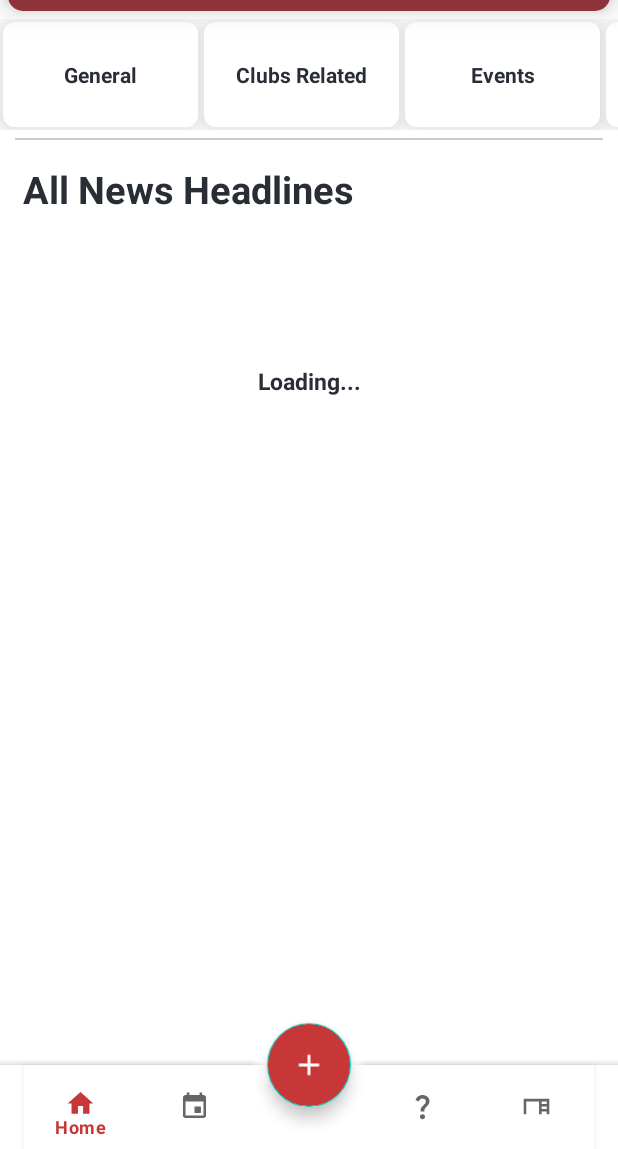
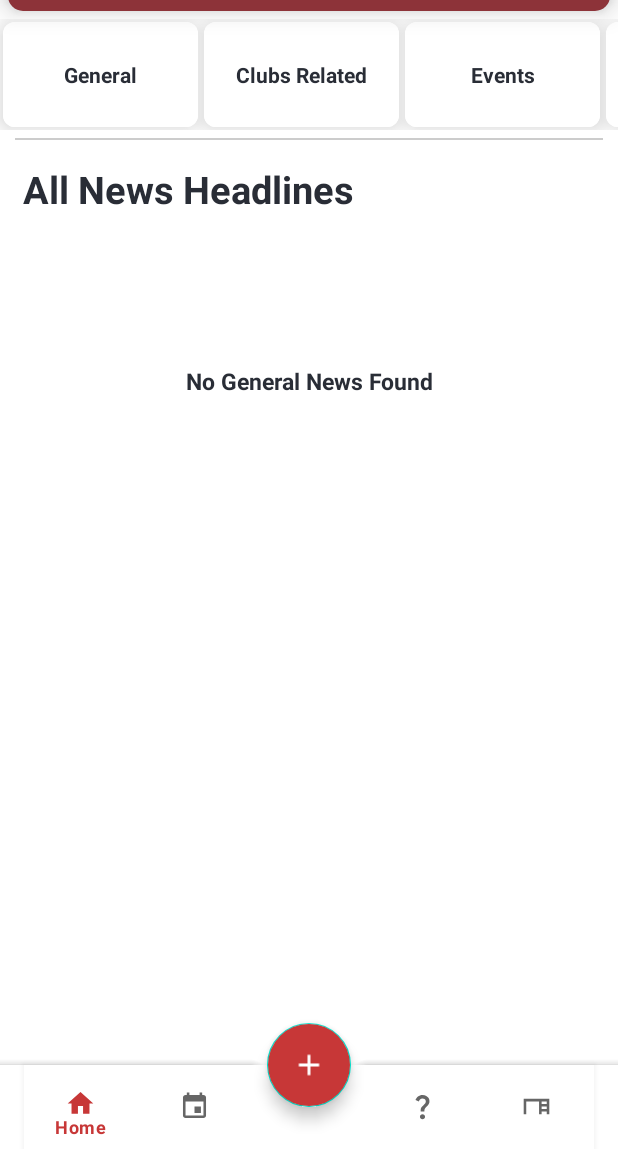
Before and after one commit to ChiragAgg5k/bu-news-android, an Android app: the screen it shows after launch once a user with an empty profile is signed in (DashboardActivity), on a phone screen of 412 x 824 dp, the part 87-1236 px from its top. Run offline under Robolectric (Android 15) with nearby library versions, the phone set to English and light mode, and no system bars; our stand-ins replace Firebase (no records; nobody signed in at launch, a user with empty details on screens opened directly), Picasso; libraries missing offline, so code that uses them is left out: com.daimajia.androidanimations; pictures from the network do not load.

Commit message:
fixed a major bug

```diff
--- a/app/build.gradle
+++ b/app/build.gradle
@@ -43,8 +43,9 @@ dependencies {
     implementation 'com.google.firebase:firebase-database' // Firebase Realtime Database
     implementation 'com.google.firebase:firebase-storage' // Firebase Storage
     implementation 'de.hdodenhof:circleimageview:3.1.0'// Circle Image View
-    implementation 'com.daimajia.androidanimations:library:2.4@aar' // Yo Yo animation
+    implementation 'com.daimajia.androidanimations:library:2.4@aar' // Yo Yo animations
     implementation 'com.squareup.picasso:picasso:2.71828' // Picasso
+    implementation "androidx.swiperefreshlayout:swiperefreshlayout:1.1.0" // Swipe Refresh Layout
     testImplementation 'junit:junit:4.13.2' // JUnit
     androidTestImplementation 'androidx.test.ext:junit:1.1.5' // JUnit
     androidTestImplementation 'androidx.test.espresso:espresso-core:3.5.1' // Espresso
--- a/app/src/main/java/com/chiragagg5k/bu_news_android/CategoriesRvAdaptor.java
+++ b/app/src/main/java/com/chiragagg5k/bu_news_android/CategoriesRvAdaptor.java
@@ -1,5 +1,6 @@
 package com.chiragagg5k.bu_news_android;
 
+import android.graphics.Color;
 import android.view.LayoutInflater;
 import android.view.View;
 import android.view.ViewGroup;
@@ -57,18 +58,21 @@ public class CategoriesRvAdaptor extends RecyclerView.Adapter<CategoriesRvAdapto
 
                     this.fragment = new GeneralNewsFragment();
                     break;
+
                 case 1:
                     if (this.fragment instanceof ClubsRelatedFragment)
                         return;
 
                     this.fragment = new ClubsRelatedFragment();
                     break;
+
                 case 2:
                     if (this.fragment instanceof EventsNewsFragment)
                         return;
 
                     this.fragment = new EventsNewsFragment();
                     break;
+
                 case 3:
                     if (this.fragment instanceof SportsNewsFragment)
                         return;
--- a/app/src/main/java/com/chiragagg5k/bu_news_android/GeneralNewsFragment.java
+++ b/app/src/main/java/com/chiragagg5k/bu_news_android/GeneralNewsFragment.java
@@ -1,9 +1,11 @@
 package com.chiragagg5k.bu_news_android;
 
 import android.os.Bundle;
+import android.os.Handler;
 import android.view.LayoutInflater;
 import android.view.View;
 import android.view.ViewGroup;
+import android.widget.TextView;
 import android.widget.Toast;
 
 import androidx.annotation.NonNull;
@@ -11,23 +13,29 @@ import androidx.annotation.Nullable;
 import androidx.fragment.app.Fragment;
 import androidx.recyclerview.widget.LinearLayoutManager;
 import androidx.recyclerview.widget.RecyclerView;
+import androidx.swiperefreshlayout.widget.SwipeRefreshLayout;
 
+import com.google.android.material.snackbar.Snackbar;
 import com.google.firebase.database.DataSnapshot;
 import com.google.firebase.database.DatabaseError;
 import com.google.firebase.database.DatabaseReference;
 import com.google.firebase.database.FirebaseDatabase;
 import com.google.firebase.database.ValueEventListener;
 
+import org.w3c.dom.Text;
+
 import java.util.ArrayList;
 import java.util.Collections;
+import java.util.List;
 
 public class GeneralNewsFragment extends Fragment {
 
 
     DatabaseReference databaseReference;
     NewsRvAdaptor news_adaptor;
-    ArrayList<UploadObject> uploadObjects;
+    List<UploadObject> uploadObjects;
     RecyclerView news_rv;
+    TextView general_loading_tv;
 
     public GeneralNewsFragment() {
         // Required empty public constructor
@@ -37,7 +45,6 @@ public class GeneralNewsFragment extends Fragment {
     @Override
     public View onCreateView(LayoutInflater inflater, ViewGroup container,
                              Bundle savedInstanceState) {
-        // Inflate the layout for this fragment
         return inflater.inflate(R.layout.fragment_general_news, container, false);
     }
 
@@ -46,6 +53,10 @@ public class GeneralNewsFragment extends Fragment {
         super.onViewCreated(view, savedInstanceState);
 
         news_rv = view.findViewById(R.id.news_rv);
+        general_loading_tv = view.findViewById(R.id.general_loading_tv);
+
+        Handler handler = new Handler();
+        handler.postDelayed(() -> general_loading_tv.setText("No General News Found"), 4000);
 
         databaseReference = FirebaseDatabase.getInstance().getReference("uploads");
         uploadObjects = new ArrayList<>();
@@ -68,7 +79,7 @@ public class GeneralNewsFragment extends Fragment {
                 Collections.reverse(uploadObjects);
 
                 news_adaptor = new NewsRvAdaptor(uploadObjects);
-                news_rv.setLayoutManager(new LinearLayoutManager(getContext()));
+                news_rv.setLayoutManager(new LinearLayoutManager(getContext(), LinearLayoutManager.VERTICAL, false));
                 news_rv.setAdapter(news_adaptor);
             }
 
--- a/app/src/main/java/com/chiragagg5k/bu_news_android/NewsRvAdaptor.java
+++ b/app/src/main/java/com/chiragagg5k/bu_news_android/NewsRvAdaptor.java
@@ -11,6 +11,7 @@ import androidx.recyclerview.widget.RecyclerView;
 
 import com.squareup.picasso.Picasso;
 
+import java.util.ArrayList;
 import java.util.List;
 
 public class NewsRvAdaptor extends RecyclerView.Adapter<NewsRvAdaptor.ViewHolder> {
@@ -38,7 +39,7 @@ public class NewsRvAdaptor extends RecyclerView.Adapter<NewsRvAdaptor.ViewHolder
         UploadObject uploadCurrent = uploadObjects.get(position);
         holder.title.setText(uploadCurrent.getNewsHeading());
         holder.description.setText(uploadCurrent.getNewsDescription());
-        holder.uploader.setText("- " + uploadCurrent.getUsername());
+        holder.uploader.setText(uploadCurrent.getUsername());
 
         Picasso.get().load(uploadCurrent.getmImageUrl()).fit().centerCrop().into(holder.image);
     }
--- a/app/src/main/java/com/chiragagg5k/bu_news_android/PostFragment.java
+++ b/app/src/main/java/com/chiragagg5k/bu_news_android/PostFragment.java
@@ -166,12 +166,6 @@ public class PostFragment extends Fragment {
                             if(uploadId != null) databaseRef.child(uploadId).setValue(upload);
                         });
 
-                        // clear the fields
-                        heading.setText("");
-                        description.setText("");
-                        image_status.setText("No image selected");
-                        image_uri = null;
-
                     })
                     .addOnFailureListener(e -> {
                         Toast.makeText(requireActivity(), e.getMessage(), Toast.LENGTH_SHORT).show();
--- a/app/src/main/res/layout/cardview_item.xml
+++ b/app/src/main/res/layout/cardview_item.xml
@@ -5,14 +5,14 @@
     android:layout_height="70dp"
     android:layout_gravity="center"
     android:layout_margin="2dp"
+    android:background="?android:selectableItemBackground"
     android:clickable="true"
     app:cardCornerRadius="8dp"
     app:cardElevation="8dp">
 
     <RelativeLayout
         android:layout_width="match_parent"
-        android:layout_height="wrap_content"
-        android:background="?android:attr/selectableItemBackground">
+        android:layout_height="wrap_content">
 
         <ImageView
             android:id="@+id/card_image"
--- a/app/src/main/res/layout/fragment_clubs_related.xml
+++ b/app/src/main/res/layout/fragment_clubs_related.xml
@@ -16,7 +16,7 @@
         android:textStyle="bold" />
 
     <TextView
-        android:id="@+id/loading_tv"
+        android:id="@+id/clubs_loading_tv"
         android:layout_width="match_parent"
         android:layout_height="wrap_content"
         android:layout_marginTop="150dp"
--- a/app/src/main/res/layout/fragment_events_news.xml
+++ b/app/src/main/res/layout/fragment_events_news.xml
@@ -16,7 +16,7 @@
         android:textStyle="bold" />
 
     <TextView
-        android:id="@+id/loading_tv"
+        android:id="@+id/events_loading_tv"
         android:layout_width="match_parent"
         android:layout_height="wrap_content"
         android:layout_marginTop="150dp"
--- a/app/src/main/res/layout/fragment_general_news.xml
+++ b/app/src/main/res/layout/fragment_general_news.xml
@@ -16,7 +16,7 @@
         android:textStyle="bold" />
 
     <TextView
-        android:id="@+id/loading_tv"
+        android:id="@+id/general_loading_tv"
         android:layout_width="match_parent"
         android:layout_height="wrap_content"
         android:layout_marginTop="150dp"
```
Also changed, not shown: app/src/main/java/com/chiragagg5k/bu_news_android/ClubsRelatedFragment.java (+53 -0 lines), app/src/main/java/com/chiragagg5k/bu_news_android/EventsNewsFragment.java (+3 -8 lines), app/src/main/java/com/chiragagg5k/bu_news_android/UploadObject.java (+23 -14 lines).
